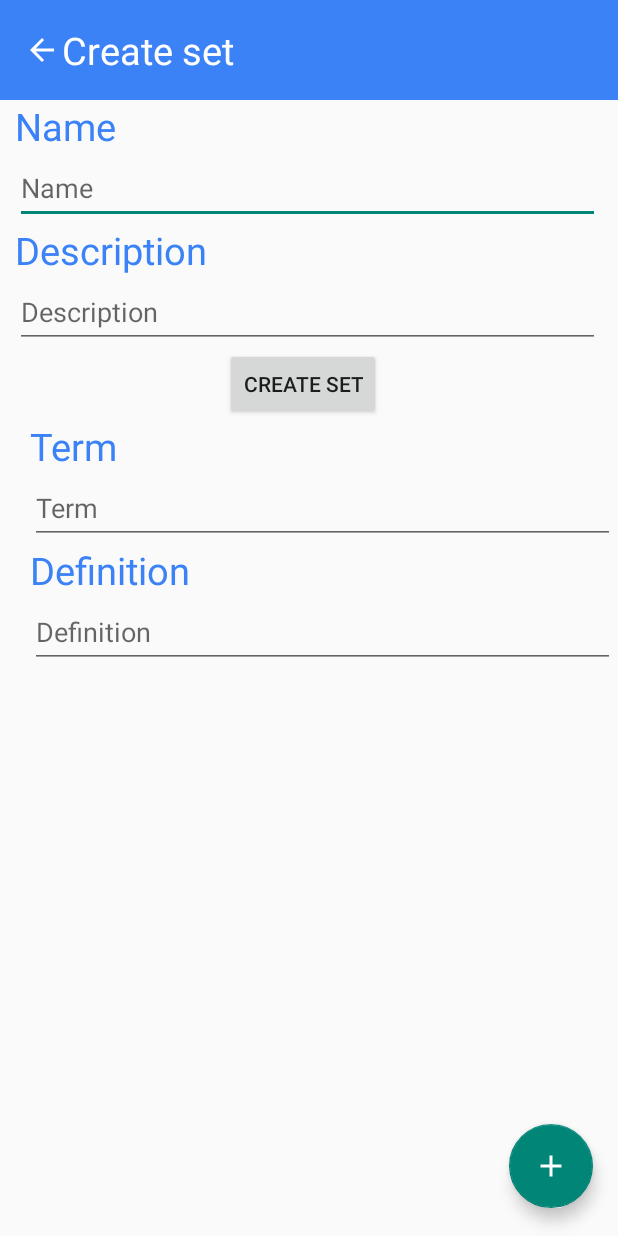
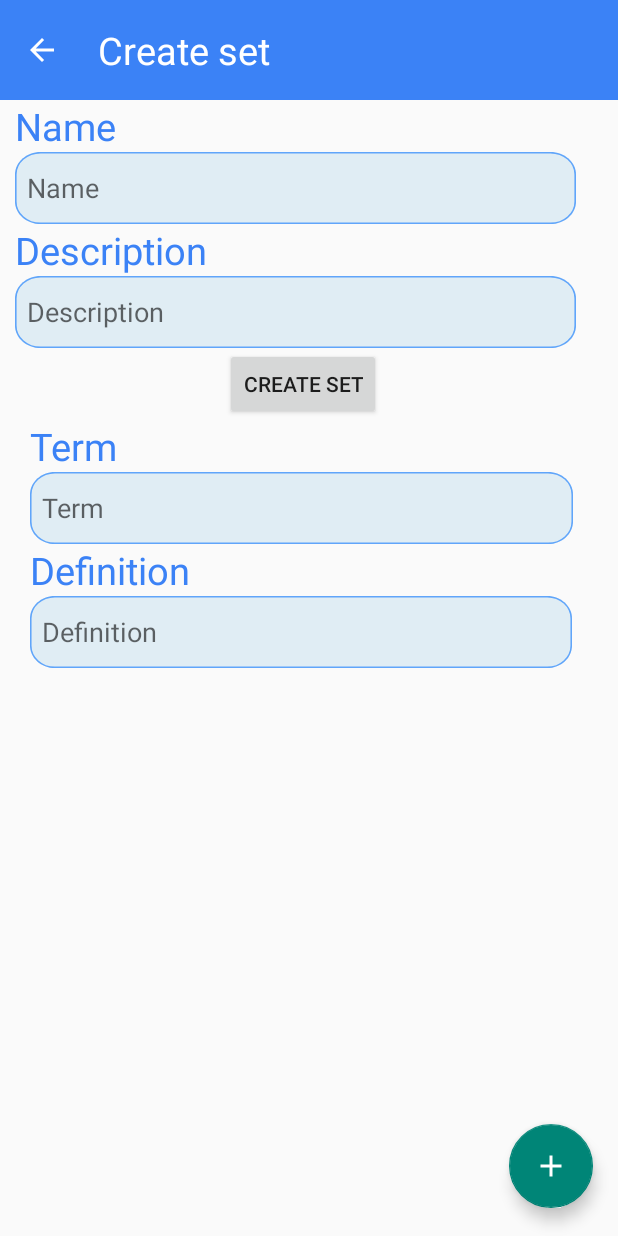
Before and after one commit to LNHBKDN/SnapLearn, an Android app: the CreateSet screen opened directly, with no data from a screen before it, on a phone screen of 412 x 824 dp. Run offline under Robolectric (Android 15) with nearby library versions, the phone set to English and light mode, and no system bars; our stand-ins replace Firebase (no records; nobody signed in at launch, a user with empty details on screens opened directly).

Commit message:
Fix Database, add user on data tree Fix UI Add Search set in main Long press set tranfer to set method

```diff
--- a/app/src/main/AndroidManifest.xml
+++ b/app/src/main/AndroidManifest.xml
@@ -22,16 +22,16 @@
             android:name=".view.FlashCard"
             android:exported="false" />
         <activity
-            android:name=".view.Set"
+            android:name=".view.SetMethod"
             android:exported="false" />
         <activity
             android:name=".view.CreateSet"
             android:exported="false" />
         <activity
-            android:name=".view.Login"
+            android:name=".view.MainActivity"
             android:exported="false" />
         <activity
-            android:name=".view.MainActivity"
+            android:name=".view.Login"
             android:exported="true">
             <intent-filter>
                 <action android:name="android.intent.action.MAIN" />
--- a/app/src/main/java/com/example/snaplearn/view/CreateSet.java
+++ b/app/src/main/java/com/example/snaplearn/view/CreateSet.java
@@ -57,6 +57,7 @@ public class CreateSet extends AppCompatActivity {
     private EditText editText_description;
     private Button btn_create_set;
     private String IdSet;
+    private String uid;
     private ArrayList<FlashCard> cardList;
     private DatabaseReference listCardRef;
 
@@ -66,11 +67,13 @@ public class CreateSet extends AppCompatActivity {
         binding = ActivityCreateSetBinding.inflate(getLayoutInflater());
         setContentView(binding.getRoot());
 
+        Intent getIntent = getIntent();
+        uid = getIntent.getStringExtra("UID");
         binding.rvCards.setLayoutManager(new LinearLayoutManager(this));
         binding.btnCreateSet.setVisibility(View.VISIBLE);
         mAuth = FirebaseAuth.getInstance();
         database = FirebaseDatabase.getInstance();
-        setsReference = database.getReference("sets");
+        setsReference = database.getReference("users").child(uid).child("sets");
 
         IdSet = "";
         binding.btnCreateSet.setOnClickListener(new View.OnClickListener() {
@@ -88,12 +91,6 @@ public class CreateSet extends AppCompatActivity {
                 String term = binding.editTextTerm.getText().toString();
                 String definition = binding.editTextDefinition.getText().toString();
                 addCard(term, definition);
-            }
-        });
-        binding.btnBack.setOnClickListener(new View.OnClickListener() {
-            @Override
-            public void onClick(View v) {
-                onBackPressed();
             }
         });
     }
--- a/app/src/main/java/com/example/snaplearn/view/Login.java
+++ b/app/src/main/java/com/example/snaplearn/view/Login.java
@@ -26,6 +26,8 @@ public class Login extends AppCompatActivity {
         setContentView(binding.getRoot());
 
         mAuth = FirebaseAuth.getInstance();
+        FirebaseUser currentUser = mAuth.getCurrentUser();
+        String uid = currentUser.getUid();
         binding.btnLogin.setOnClickListener(new View.OnClickListener() {
             @Override
             public void onClick(View v) {
@@ -37,6 +39,7 @@ public class Login extends AppCompatActivity {
                             public void onComplete(@NonNull Task<AuthResult> task) {
                                 if(task.isSuccessful()){
                                     Intent intent = new Intent(Login.this, MainActivity.class);
+                                    intent.putExtra("UID",uid);
                                     startActivity(intent);
                                 }else{
                                     Toast.makeText(Login.this,"Wrong username or password",Toast.LENGTH_SHORT).show();
--- /dev/null
+++ b/app/src/main/res/drawable/out_line_ele1.xml
@@ -0,0 +1,24 @@
+<?xml version="1.0" encoding="utf-8"?>
+<vector
+    xmlns:android="http://schemas.android.com/apk/res/android"
+    xmlns:aapt="http://schemas.android.com/aapt"
+    android:width="349dp"
+    android:height="51dp"
+    android:viewportWidth="349"
+    android:viewportHeight="51"
+    >
+    <group>
+        <clip-path
+            android:pathData="M16 0H333C341.837 0 349 7.16344 349 16V35C349 43.8366 341.837 51 333 51H16C7.16344 51 0 43.8366 0 35V16C0 7.16344 7.16344 0 16 0Z"
+            />
+        <path
+            android:pathData="M0 0V51H349V0"
+            android:fillColor="#1A007EC5"
+            />
+        <path
+            android:pathData="M16 0H333C341.837 0 349 7.16344 349 16V35C349 43.8366 341.837 51 333 51H16C7.16344 51 0 43.8366 0 35V16C0 7.16344 7.16344 0 16 0Z"
+            android:strokeWidth="2"
+            android:strokeColor="#60A5FA"
+            />
+    </group>
+</vector>
--- a/app/src/main/res/layout/activity_create_set.xml
+++ b/app/src/main/res/layout/activity_create_set.xml
@@ -5,78 +5,95 @@
     android:layout_width="match_parent"
     android:layout_height="match_parent"
     tools:context=".view.CreateSet">
+
     <LinearLayout
         android:layout_width="match_parent"
         android:layout_height="match_parent"
-        android:orientation="vertical">
-        <include layout="@layout/create_set_toolbar"/>
-        <TextView
-            android:layout_width="match_parent"
-            android:layout_height="wrap_content"
-            android:text="Name"
-            android:textSize="25sp"
-            android:layout_marginLeft="10dp"
-            android:textColor="#3B82F6"/>
+        android:orientation="vertical"
+        tools:layout_editor_absoluteX="0dp"
+        tools:layout_editor_absoluteY="0dp">
 
-        <EditText
-            android:id="@+id/editText_nameSet"
-            android:layout_width="390sp"
-            android:layout_height="48dp"
-            android:hint="Name"
-            android:layout_marginLeft="10dp" />
+        <include layout="@layout/create_set_toolbar" />
 
         <TextView
             android:layout_width="match_parent"
             android:layout_height="wrap_content"
+            android:layout_marginLeft="10dp"
+            android:text="Name"
+            android:textColor="#3B82F6"
+            android:textSize="25sp" />
+
+        <EditText
+            android:id="@+id/editText_nameSet"
+            android:layout_width="374dp"
+            android:layout_height="48dp"
+            android:layout_marginLeft="10dp"
+            android:background="@drawable/out_line_ele1"
+            android:hint="Name"
+            android:paddingStart="8dp" />
+
+        <TextView
+            android:layout_width="match_parent"
+            android:layout_height="wrap_content"
+            android:layout_marginLeft="10dp"
             android:text="Description"
-            android:textSize="25sp"
-            android:layout_marginLeft="10dp"
-            android:textColor="#3B82F6"/>
+            android:textColor="#3B82F6"
+            android:textSize="25sp" />
+
         <EditText
             android:id="@+id/editText_description"
-            android:layout_width="390sp"
+            android:layout_width="374dp"
             android:layout_height="48dp"
+            android:layout_marginLeft="10dp"
+            android:background="@drawable/out_line_ele1"
             android:hint="Description"
-            android:layout_marginLeft="10dp"/>
+            android:paddingStart="8dp" />
+
         <Button
             android:id="@+id/btn_create_set"
             android:layout_width="wrap_content"
             android:layout_height="wrap_content"
             android:layout_marginLeft="150dp"
-            android:text="Create Set"/>
+            android:text="Create Set" />
 
         <TextView
             android:layout_width="match_parent"
             android:layout_height="wrap_content"
+            android:layout_marginLeft="20dp"
             android:text="Term"
-            android:textSize="25sp"
-            android:layout_marginLeft="20dp"
-            android:textColor="#3B82F6"/>
+            android:textColor="#3B82F6"
+            android:textSize="25sp" />
 
         <EditText
             android:id="@+id/editText_term"
-            android:layout_width="390sp"
+            android:layout_width="362dp"
             android:layout_height="48dp"
+            android:layout_marginLeft="20dp"
+            android:background="@drawable/out_line_ele1"
             android:hint="Term"
-            android:layout_marginLeft="20dp" />
+            android:paddingStart="8dp" />
 
         <TextView
             android:layout_width="match_parent"
             android:layout_height="wrap_content"
+            android:layout_marginLeft="20dp"
             android:text="Definition"
-            android:textSize="25sp"
-            android:layout_marginLeft="20dp"
-            android:textColor="#3B82F6"/>
+            android:textColor="#3B82F6"
+            android:textSize="25sp" />
+
         <EditText
             android:id="@+id/editText_definition"
-            android:layout_width="390sp"
+            android:layout_width="361dp"
             android:layout_height="48dp"
+            android:layout_marginLeft="20dp"
+            android:background="@drawable/out_line_ele1"
             android:hint="Definition"
-            android:layout_marginLeft="20dp"/>
+            android:paddingStart="8dp" />
+
         <androidx.recyclerview.widget.RecyclerView
             android:id="@+id/rv_cards"
             android:layout_width="match_parent"
-            android:layout_height="wrap_content"/>
+            android:layout_height="wrap_content" />
     </LinearLayout>
     <com.google.android.material.floatingactionbutton.FloatingActionButton
         android:id="@+id/btn_add_card"
--- a/app/src/main/res/layout/create_set_toolbar.xml
+++ b/app/src/main/res/layout/create_set_toolbar.xml
@@ -17,7 +17,7 @@
         android:layout_height="wrap_content"
         android:text="Create set"
         android:textColor="@color/white"
-        android:layout_toEndOf="@id/arrow_back_icon"
+        android:layout_toEndOf="@id/btn_back"
         android:textSize="25sp"
         android:layout_centerVertical="true"
         android:layout_marginStart="25dp"></TextView>
```
Also changed, not shown: app/src/main/java/com/example/snaplearn/view/MainActivity.java (+56 -42 lines), app/src/main/java/com/example/snaplearn/view/SetMethod.java (added, +23 -0 lines), app/src/main/res/layout/set_item.xml (+23 -19 lines), app/src/main/res/layout/term_definition_relativelayout.xml (+13 -8 lines).
